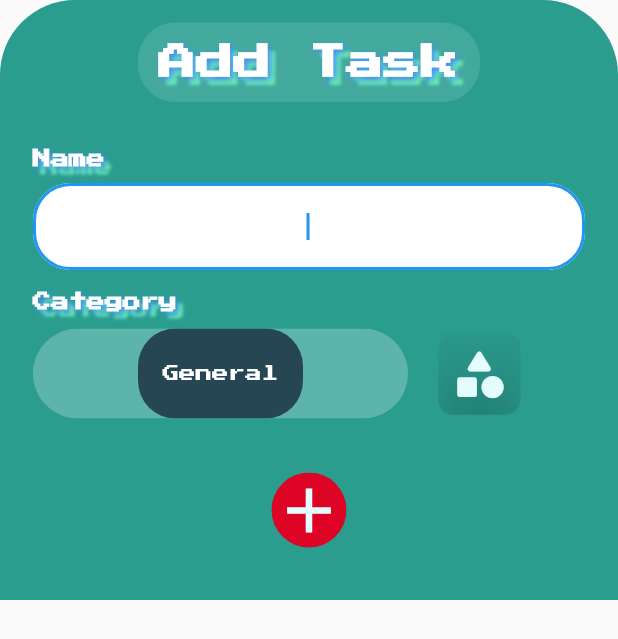
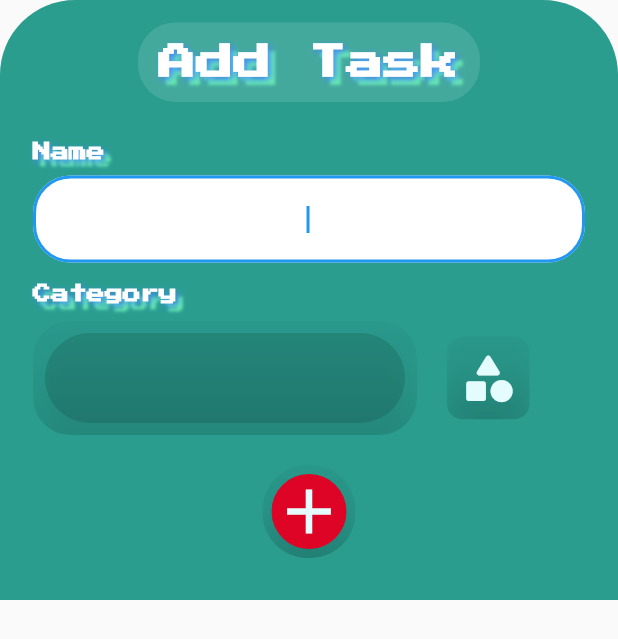
Before and after one commit to lightScout/checkit, a Flutter app: the AddTaskScreen2 widget shown alone on an empty page, opened directly, on a phone screen of 412 x 824 dp. Shown: the top 639 px of the screen. Run offline on Flutter 3.47's test engine with Material 2 defaults, Android fonts, the phone set to English and light mode, and no system bars; drawn by our look-alikes of carousel_slider; our stand-ins replace hive, hive_flutter; missing offline and left inert: app_settings, fab_circular_menu; accounts and stored records are empty; generated files the repository leaves out were written again.

Commit message:
bug fix keyboard bottom overflow inplemented add category button func more UI updates

```diff
--- a/lib/main.dart
+++ b/lib/main.dart
@@ -49,12 +49,6 @@ void main() async {
   //Adding permanent category 'General' to categories box
   //
 
-  if (categoriesBox.isEmpty) {
-    categoriesBox.add(Category(name: 'General'));
-  } else {
-    categoriesBox.putAt(0, Category(name: 'General'));
-  }
-
   runApp(ValueListenableBuilder(
     valueListenable: categoriesBox.listenable(),
     builder: (context, box, widget) => ValueListenableBuilder(
--- a/lib/screens/add_task_screen2.dart
+++ b/lib/screens/add_task_screen2.dart
@@ -216,6 +216,7 @@ class _AddTaskScreen2State extends State<AddTaskScreen2> {
       category.key = element;
       // print(category.name);
       Widget a = GestureDetector(
+        //TODO: clean this part
         onLongPress: () {
           box.delete(category.key);
           setState(() {
@@ -268,10 +269,17 @@ class _AddTaskScreen2State extends State<AddTaskScreen2> {
                   //Category slider
                   //
                   ClipRRect(
+                    borderRadius: BorderRadius.all(Radius.circular(25)),
+                    child: Material(
+                      elevation: 30,
+                      color: Colors.transparent,
+                      child: Padding(
+                        padding: const EdgeInsets.all(8.0),
+                        child: ClipRRect(
                           borderRadius: BorderRadius.circular(25),
                           child: Container(
                             decoration: BoxDecoration(
-                        color: Colors.white24,
+                              color: Colors.black12,
                               borderRadius: BorderRadius.only(
                                   topLeft: Radius.circular(50.0),
                                   topRight: Radius.circular(50.0),
@@ -279,7 +287,7 @@ class _AddTaskScreen2State extends State<AddTaskScreen2> {
                                   bottomRight: Radius.circular(50.0)),
                             ),
                             height: 60,
-                      width: 250,
+                            width: 240,
                             child: CarouselSlider(
                               options: CarouselOptions(
                                   initialPage: sliderIndex,
@@ -288,7 +296,8 @@ class _AddTaskScreen2State extends State<AddTaskScreen2> {
                                   enlargeCenterPage: true,
                                   enableInfiniteScroll: false,
                                   onPageChanged: (index, reason) {
-                              Category category = box.getAt(index) as Category;
+                                    Category category =
+                                        box.getAt(index) as Category;
                                     setState(() {
                                       selectedCategory = category.name;
                                       sliderIndex = index;
@@ -296,6 +305,9 @@ class _AddTaskScreen2State extends State<AddTaskScreen2> {
                                     print(selectedCategory);
                                   }),
                               items: sliderUserCategoriesList,
+                            ),
+                          ),
+                        ),
                       ),
                     ),
                   ),
@@ -326,40 +338,6 @@ class _AddTaskScreen2State extends State<AddTaskScreen2> {
               ),
             ],
           ),
-          //
-          //
-          //
-          // Padding(
-          //   padding: const EdgeInsets.only(top: 0),
-          //   child: Row(
-          //     mainAxisAlignment: MainAxisAlignment.spaceAround,
-          //     children: [
-          //       //
-          //       //Add new category flat button
-          //       //
-          //
-          //       //
-          //       //Select/Dismiss page flat button
-          //       //
-          //       FlatButton(
-          //         shape: RoundedRectangleBorder(
-          //           borderRadius: BorderRadius.all(
-          //             Radius.circular(15),
-          //           ),
-          //         ),
-          //         onPressed: () {
-          //           Navigator.pop(context);
-          //         },
-          //         child: Icon(
-          //           Icons.done,
-          //           size: 30,
-          //           color: Color(0xFFF4a780),
-          //         ),
-          //         color: Color(0xFFf6e3d1),
-          //       ),
-          //     ],
-          //   ),
-          // )
         ],
       ),
     );
@@ -406,7 +384,7 @@ class _AddTaskScreen2State extends State<AddTaskScreen2> {
                   ),
                 ),
                 SizedBox(
-                  height: 10,
+                  height: 5,
                 ),
                 //
                 //OTHER COMPONESTS ON THE PAGE
@@ -424,7 +402,7 @@ class _AddTaskScreen2State extends State<AddTaskScreen2> {
                         height: 10,
                       ),
                       //
-                      // Text Field in charge of capting the new task name
+                      // TEXT FIELD - in charge of capting the new task name
                       //
                       TextField(
                         style: Klogo.copyWith(
@@ -454,13 +432,20 @@ class _AddTaskScreen2State extends State<AddTaskScreen2> {
                       ),
 
                       //
-                      //Flatbutton used to triger the addition of the new task into the database
+                      //ADD BUTTON - used to triger the addition of the new task into the database
                       //
 
                       Row(
                         mainAxisAlignment: MainAxisAlignment.center,
                         children: <Widget>[
                           ClipRRect(
+                            borderRadius: BorderRadius.all(Radius.circular(30)),
+                            child: Material(
+                              elevation: 20,
+                              color: Colors.transparent,
+                              child: Padding(
+                                padding: const EdgeInsets.all(6.0),
+                                child: ClipRRect(
                                   borderRadius: BorderRadius.all(
                                     Radius.circular(25),
                                   ),
@@ -493,6 +478,9 @@ class _AddTaskScreen2State extends State<AddTaskScreen2> {
                                     ),
                                   ),
                                 ),
+                              ),
+                            ),
+                          ),
                         ],
                       ),
                     ],
@@ -511,7 +499,14 @@ Widget sliderCategoryItem(String categoryTitle) {
     height: 25,
     width: 150,
     decoration: BoxDecoration(
-      color: Color(0xFF264653),
+      border: Border.all(
+        width: 1,
+        color: Colors.white,
+      ),
+      gradient: LinearGradient(
+          begin: Alignment.topCenter,
+          end: Alignment.bottomRight,
+          colors: [Colors.red[600], Color(0xFFDD0426)]),
       borderRadius: BorderRadius.all(
         Radius.circular(25.0),
       ),
```
Also changed, not shown: lib/screens/dashboard_screen.dart (+181 -43 lines). Lines whose indentation alone changed are shown as unchanged.
